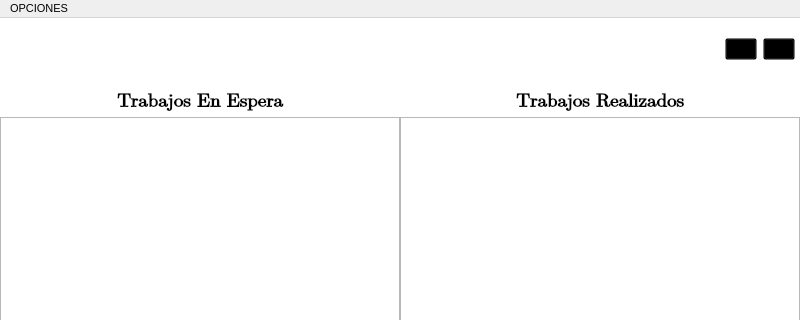
This is App/Front/V_KWSonora.ui in LAngelVp/ProccessRMPG73 as Qt 5 draws it before an edit; both pictures show x 0 to 800 and y 0 to 320 of the 800 by 500 pixel window. The edited form follows.
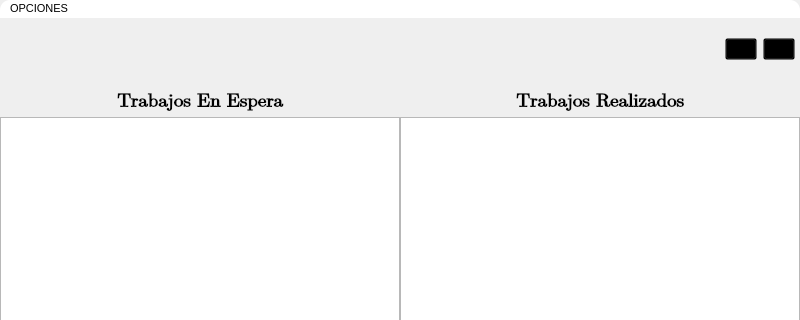
This is the edited form. Icons and pictures are not drawn.

Patch:
```diff
--- a/App/Front/V_KWSonora.ui
+++ b/App/Front/V_KWSonora.ui
@@ -26,8 +26,8 @@
    <string>MainWindow</string>
   </property>
   <property name="styleSheet">
-   <string notr="true">#WPrincipal{
-background-color: rgb(255, 255, 255);
+   <string notr="true">[objectName^=&quot;W_&quot;]{
+	background-color: rgb(255, 255, 255);
 }
 #btnSubir{
 background-color: rgb(232, 232, 232);
@@ -80,7 +80,14 @@
 }
 #btnCerrar{
 background-color: transparent;
-}</string>
+}
+#menuBar{
+background-color: rgb(255, 255, 255);
+border-top-left-radius: 10px;
+border-top-right-radius: 10px;
+}
+
+</string>
   </property>
   <widget class="QWidget" name="WPrincipal">
    <property name="minimumSize">
```
Left out of the diff: 30 changed lines with no effect on the pictures.
